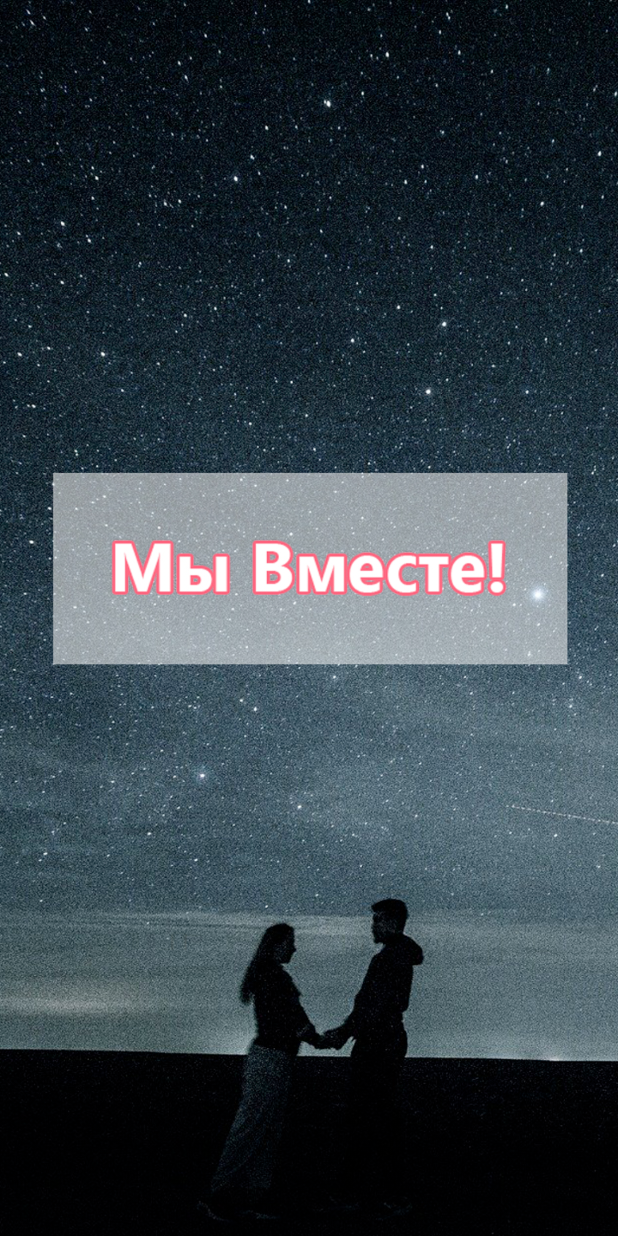
After one commit to Flop88/WeTogetherMVVM, an Android app: the layout activity_splash.xml on its own in the app's theme, with its tools: preview values and no code run, on a phone screen of 412 x 824 dp. The commit adds this screen. Run offline under Robolectric (Android 15) with nearby library versions, the phone set to English and light mode, and no system bars.

Commit message:
Create splash, navigation logic

```diff
--- a/app/src/main/AndroidManifest.xml
+++ b/app/src/main/AndroidManifest.xml
@@ -9,13 +9,15 @@
         android:roundIcon="@mipmap/ic_launcher_round"
         android:supportsRtl="true"
         android:theme="@style/Theme.WeTogether">
-        <activity android:name=".MainActivity">
+        <activity android:name=".screens.SplashActivity">
             <intent-filter>
                 <action android:name="android.intent.action.MAIN" />
 
                 <category android:name="android.intent.category.LAUNCHER" />
             </intent-filter>
         </activity>
+        <activity android:name=".MainActivity">
+        </activity>
     </application>
 
 </manifest>
--- /dev/null
+++ b/app/src/main/res/layout/activity_splash.xml
@@ -0,0 +1,15 @@
+<?xml version="1.0" encoding="utf-8"?>
+<LinearLayout xmlns:android="http://schemas.android.com/apk/res/android"
+    xmlns:app="http://schemas.android.com/apk/res-auto"
+    xmlns:tools="http://schemas.android.com/tools"
+    android:layout_width="match_parent"
+    android:layout_height="match_parent"
+    tools:context=".screens.SplashActivity">
+
+    <ImageView
+        android:layout_width="match_parent"
+        android:layout_height="match_parent"
+        android:src="@drawable/bg"
+        android:scaleType="centerCrop"/>
+
+</LinearLayout>
```
Also changed, not shown: app/src/main/java/ru/mvlikhachev/wetogether/screens/SplashActivity.kt (added, +34 -0 lines), app/src/main/java/ru/mvlikhachev/wetogether/screens/SplashFragment.kt (deleted, +0 -20 lines), app/src/main/res/layout/activity_main.xml (+7 -8 lines), app/src/main/res/layout/fragment_splash.xml (deleted, +0 -14 lines), app/src/main/res/navigation/nav_graph.xml (+1 -13 lines), app/src/main/res/drawable/bg.jpg (added).
